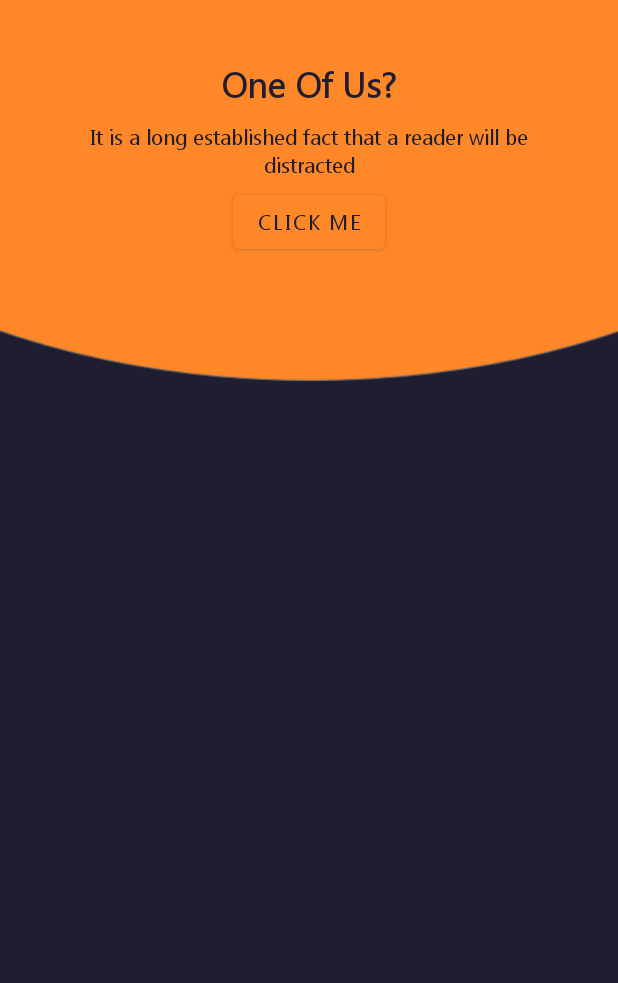
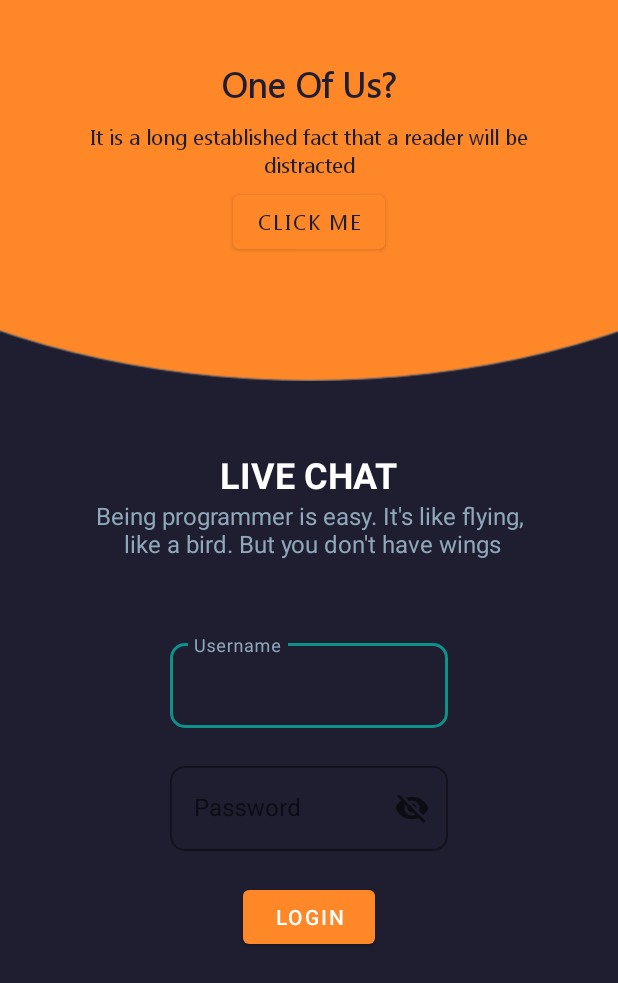
Before and after one commit to sachintha00/Food-App, an Android app: the LoginActivity screen opened directly, with no data from a screen before it, on a phone screen of 412 x 824 dp. Shown: the top 983 px of the screen. Run offline under Robolectric (Android 15) with nearby library versions, the phone set to English and light mode, and no system bars.

Commit message:
Update activity_login.xml

```diff
--- a/App/app/src/main/res/layout/activity_login.xml
+++ b/App/app/src/main/res/layout/activity_login.xml
@@ -10,49 +10,146 @@
 
     <LinearLayout
         android:id="@+id/layout_new_member"
+        android:elevation="1dp"
         android:layout_width="wrap_content"
         android:layout_height="wrap_content"
-        android:elevation="1dp"
+        android:layout_marginTop="40dp"
         android:gravity="center"
         android:orientation="vertical"
         app:layout_constraintEnd_toEndOf="parent"
         app:layout_constraintStart_toStartOf="parent"
         app:layout_constraintTop_toTopOf="parent"
-        tools:ignore="MissingConstraints"
-        android:layout_marginTop="40dp"
-        >
+        tools:ignore="MissingConstraints">
 
         <TextView
             android:layout_width="wrap_content"
             android:layout_height="wrap_content"
+            android:layout_marginBottom="10dp"
+            android:fontFamily="@font/gadugi"
             android:text="@string/one_of_us"
             android:textColor="#1F1E31"
             android:textSize="23sp"
-            android:textStyle="bold"
-            android:fontFamily="@font/gadugi"
-            android:layout_marginBottom="10dp"
-            />
+            android:textStyle="bold" />
 
         <TextView
             android:layout_width="300dp"
             android:layout_height="wrap_content"
+            android:layout_marginBottom="5dp"
+            android:fontFamily="@font/gadugi"
             android:gravity="center"
             android:text="@string/new_member_description"
-            android:textColor="#1F1E31"
-            android:fontFamily="@font/gadugi"
-            android:layout_marginBottom="5dp"
-            />
+            android:textColor="#1F1E31" />
+
         <Button
             android:id="@+id/btn_new_member"
             android:layout_width="wrap_content"
             android:layout_height="wrap_content"
+            android:fontFamily="@font/gadugi"
             android:text="click me"
-            android:textColor="#1F1E31"
-            android:fontFamily="@font/gadugi"
-            />
+            android:textColor="#1F1E31" />
 
     </LinearLayout>
 
+    <LinearLayout
+        android:id="@+id/textLogin"
+        android:layout_width="wrap_content"
+        android:layout_height="wrap_content"
+        android:layout_marginTop="300dp"
+        android:layout_marginStart="8dp"
+        android:layout_marginEnd="8dp"
+        android:gravity="center"
+        android:elevation="6dp"
+        android:orientation="vertical"
+        app:layout_constraintStart_toStartOf="parent"
+        app:layout_constraintEnd_toEndOf="parent"
+        app:layout_constraintTop_toTopOf="parent">
+
+        <TextView
+            android:id="@+id/loginTopic"
+            android:layout_width="wrap_content"
+            android:layout_height="wrap_content"
+            android:text="LIVE CHAT"
+            android:textColor="#FFF"
+            android:textSize="24sp"
+            android:textStyle="bold"
+            tools:layout_editor_absoluteX="96dp"
+            tools:layout_editor_absoluteY="337dp" />
+        <TextView
+            android:id="@+id/loginDescript"
+            android:layout_width="wrap_content"
+            android:layout_height="wrap_content"
+            android:gravity="center"
+            android:text="Being programmer is easy. It's like flying,\n like a bird. But you don't have wings"
+            android:textColor="#8FA9BA"
+            android:textSize="16sp"
+            tools:layout_editor_absoluteX="96dp"
+            tools:layout_editor_absoluteY="337dp" />
+
+        <com.google.android.material.textfield.TextInputLayout
+            style="@style/Widget.MaterialComponents.TextInputLayout.OutlinedBox"
+            android:id="@+id/inputUsername"
+            android:layout_width="match_parent"
+            android:layout_height="wrap_content"
+            android:layout_marginStart="50dp"
+            android:layout_marginEnd="50dp"
+            android:layout_marginTop="50dp"
+            android:hint="Username"
+            app:hintTextColor="#8FA9BA"
+            app:boxCornerRadiusTopStart="10dp"
+            app:boxCornerRadiusBottomEnd="10dp"
+            app:boxCornerRadiusTopEnd="10dp"
+            app:boxCornerRadiusBottomStart="10dp"
+            app:boxStrokeColor="#0D9188"
+            >
+
+            <com.google.android.material.textfield.TextInputEditText
+                android:layout_width="match_parent"
+                android:layout_height="wrap_content"
+                android:textColor="#8FA9BA"
+                />
+        </com.google.android.material.textfield.TextInputLayout>
+
+
+        <com.google.android.material.textfield.TextInputLayout
+            style="@style/Widget.MaterialComponents.TextInputLayout.OutlinedBox"
+            android:id="@+id/inputPassword"
+            android:layout_width="match_parent"
+            android:layout_height="wrap_content"
+            android:layout_marginStart="50dp"
+            android:layout_marginEnd="50dp"
+            android:layout_marginTop="20dp"
+            android:hint="Password"
+            app:hintTextColor="#8FA9BA"
+            app:boxCornerRadiusTopStart="10dp"
+            app:boxCornerRadiusBottomEnd="10dp"
+            app:boxCornerRadiusTopEnd="10dp"
+            app:boxCornerRadiusBottomStart="10dp"
+            app:boxStrokeColor="#0D9188"
+            app:endIconMode="password_toggle"
+            >
+
+            <com.google.android.material.textfield.TextInputEditText
+                android:layout_width="match_parent"
+                android:layout_height="wrap_content"
+                android:textColor="#8FA9BA"
+                />
+        </com.google.android.material.textfield.TextInputLayout>
+
+
+        <Button
+            android:id="@+id/login"
+            android:layout_width="wrap_content"
+            android:layout_height="wrap_content"
+            android:layout_marginTop="20dp"
+            android:layout_marginStart="50dp"
+            android:layout_marginEnd="50dp"
+            android:text="LOGIN"
+            android:textColor="#FFFF"
+            tools:layout_editor_absoluteX="96dp"
+            tools:layout_editor_absoluteY="337dp"/>
+
+
+    </LinearLayout>
 
 
     <ImageView
```
